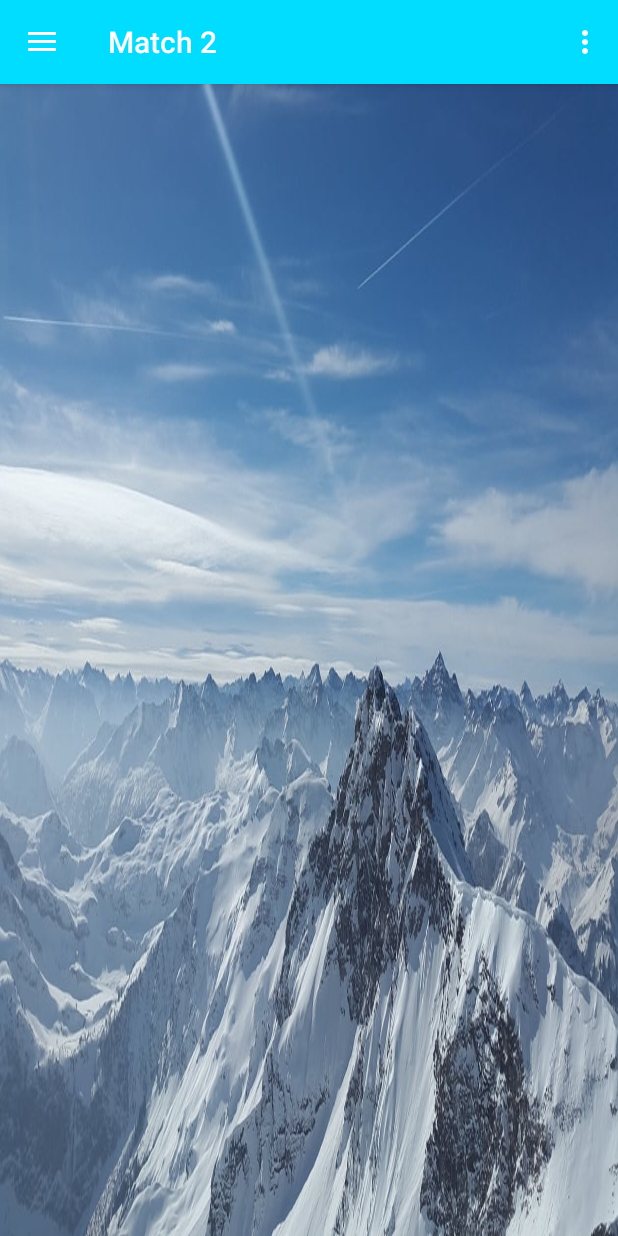
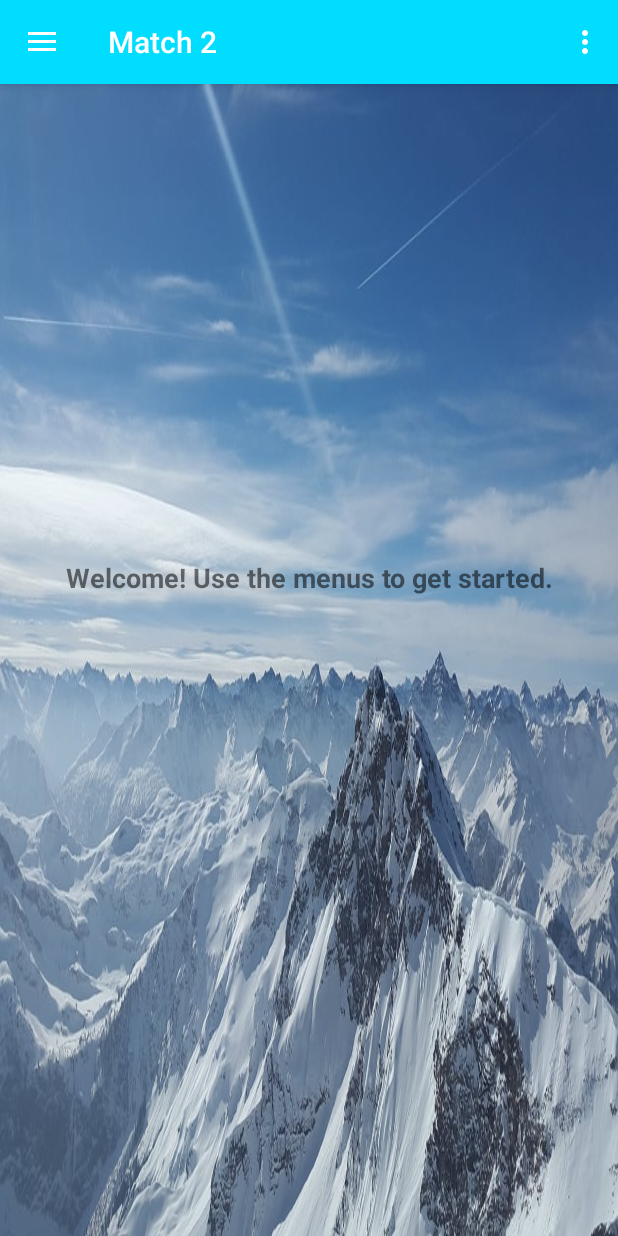
Before and after one commit to jyorkcar81/MemoryMatcher, an Android app: the screen it shows after launch (MainActivity), in the options menu, after a tap on "Tutorial", on a phone screen of 412 x 824 dp. Run offline under Robolectric (Android 15) with nearby library versions, the light colour scheme and no system bars.

Commit message:
DB semi-functional.  VideoView not able to play videos.  Minor adjustments to UI.  Dialog is ready.

```diff
--- a/app/src/main/java/com/example/amd/memorymatcher/activities/MainActivity.java
+++ b/app/src/main/java/com/example/amd/memorymatcher/activities/MainActivity.java
@@ -2,6 +2,7 @@ package com.example.amd.memorymatcher.activities;
 
 
 import android.content.Intent;
+import android.content.res.Configuration;
 import android.os.Bundle;
 import android.support.design.widget.FloatingActionButton;
 import android.support.design.widget.Snackbar;
@@ -71,6 +72,12 @@ public class MainActivity extends AppCompatActivity implements NavigationView.On
 
         NavigationView navigationView = (NavigationView) findViewById(R.id.nav_view);
         navigationView.setNavigationItemSelectedListener(this);
+
+
+
+
+
+
     }
 
     @Override
@@ -98,18 +105,7 @@ public class MainActivity extends AppCompatActivity implements NavigationView.On
         int id = item.getItemId();
 
 
-        switch(id)
-        {
-            case R.id.nav_about:
-                return true;
-            case R.id.nav_highscores:
-                return true;
-            case R.id.nav_tutorial:
-                return true;
-            default:
-                return true;
-        }
-
+        return true;
 
         //noinspection SimplifiableIfStatement
         /*if (id == R.id.action_settings) {
@@ -136,7 +132,7 @@ public class MainActivity extends AppCompatActivity implements NavigationView.On
 
             nextFragment = GAME_FRAGMENT;
 
-            msg("2by2");
+
         }
         else if (id == R.id.nav_3by3)
         {
@@ -149,7 +145,7 @@ public class MainActivity extends AppCompatActivity implements NavigationView.On
 
             nextFragment = GAME_FRAGMENT;
 
-            msg("3by3");
+
         }
         else if (id == R.id.nav_4by4)
         {
@@ -162,7 +158,7 @@ public class MainActivity extends AppCompatActivity implements NavigationView.On
 
             nextFragment = GAME_FRAGMENT;
 
-            msg("4by4");
+
         }
         else if (id == R.id.nav_tutorial)
         {
@@ -170,7 +166,7 @@ public class MainActivity extends AppCompatActivity implements NavigationView.On
 
             nextFragment = TUTORIAL_FRAGMENT;
 
-            msg("Tutorial");
+
         }
         else if (id == R.id.nav_highscores)
         {
@@ -178,7 +174,7 @@ public class MainActivity extends AppCompatActivity implements NavigationView.On
 
             nextFragment = HIGH_SCORES_FRAGMENT;
 
-            msg("High Scores");
+
 
 
            // startActivity(new Intent(this,HighScores.class));
@@ -189,7 +185,7 @@ public class MainActivity extends AppCompatActivity implements NavigationView.On
 
             nextFragment = ABOUT_FRAGMENT;
 
-            msg("About");
+
         }
         else
         {
@@ -237,7 +233,7 @@ public class MainActivity extends AppCompatActivity implements NavigationView.On
                 return new HighScoresFragment();
 
             default:
-                return new AboutFragment();//MainFragment();
+                return new AboutFragment();
         }
     }
 
@@ -282,8 +278,29 @@ public class MainActivity extends AppCompatActivity implements NavigationView.On
 
 
 
+/*
+    @Override
+    public void onConfigurationChanged(Configuration newConfig) {
+        super.onConfigurationChanged(newConfig);
+
+        // Checks the orientation of the screen
+        if (newConfig.orientation == Configuration.ORIENTATION_LANDSCAPE) {
+            Toast.makeText(this, "landscape", Toast.LENGTH_SHORT).show();
+        } else if (newConfig.orientation == Configuration.ORIENTATION_PORTRAIT){
+            Toast.makeText(this, "portrait", Toast.LENGTH_SHORT).show();
+        }
+    }
 
 
 
 
+            int currentOrientation = getResources().getConfiguration().orientation;
+        // Checks the orientation of the screen
+        if (currentOrientation == Configuration.ORIENTATION_LANDSCAPE) {
+            Toast.makeText(this, "landscape", Toast.LENGTH_SHORT).show();
+        } else if (currentOrientation == Configuration.ORIENTATION_PORTRAIT){
+            Toast.makeText(this, "portrait", Toast.LENGTH_SHORT).show();
+        }
+*/
+
 }
--- a/app/src/main/res/layout/content_main.xml
+++ b/app/src/main/res/layout/content_main.xml
@@ -22,4 +22,27 @@
     </android.support.constraint.ConstraintLayout>
 -->
 
+    <android.support.constraint.ConstraintLayout
+        android:layout_width="match_parent"
+        android:layout_height="match_parent">
+
+        <TextView
+            android:id="@+id/textView23"
+            android:layout_width="wrap_content"
+            android:layout_height="wrap_content"
+            android:layout_marginBottom="8dp"
+            android:layout_marginLeft="8dp"
+            android:layout_marginRight="8dp"
+            android:layout_marginTop="8dp"
+            android:text="@string/welcome"
+            android:textAlignment="textStart"
+            android:textAllCaps="false"
+            android:textSize="18sp"
+            android:textStyle="bold"
+            app:layout_constraintBottom_toBottomOf="parent"
+            app:layout_constraintLeft_toLeftOf="parent"
+            app:layout_constraintRight_toRightOf="parent"
+            app:layout_constraintTop_toTopOf="parent"
+            app:layout_constraintVertical_bias="0.424" />
+    </android.support.constraint.ConstraintLayout>
 </FrameLayout>
--- a/app/src/main/res/menu/activity_main_drawer.xml
+++ b/app/src/main/res/menu/activity_main_drawer.xml
@@ -21,17 +21,20 @@
         <item
             android:id="@+id/nav_tutorial"
 
-            android:title="@string/nav_tutorial" />
+            android:title="@string/nav_tutorial"
+            app:showAsAction="ifRoom" />
 
         <item
             android:id="@+id/nav_highscores"
 
-            android:title="@string/nav_highscores" />
+            android:title="@string/nav_highscores"
+            app:showAsAction="ifRoom" />
 
         <item
             android:id="@+id/nav_about"
 
-            android:title="@string/nav_about" />
+            android:title="@string/nav_about"
+            app:showAsAction="ifRoom" />
     </group>
 
 </menu>
--- a/app/src/main/res/values/strings.xml
+++ b/app/src/main/res/values/strings.xml
@@ -50,4 +50,7 @@
     <!-- Delete DB -->
     <string name="delete_db">Delete All Scores</string>
 
+    <!-- Welcome message when app is first displayed -->
+    <string name="welcome">Welcome!  Use the menus to get started.</string>
+
 </resources>
```
Also changed, not shown: app/src/main/java/com/example/amd/memorymatcher/fragments/GameFragment.java (+1 -14 lines), app/src/main/java/com/example/amd/memorymatcher/fragments/HighScoresFragment.java (+5 -7 lines), app/src/main/res/drawable/car1.jpeg (deleted), app/src/main/res/drawable/car10.jpeg (deleted), app/src/main/res/drawable/car11.jpg (deleted), app/src/main/res/drawable/car12.jpeg (deleted), app/src/main/res/drawable/car13.jpeg (deleted), app/src/main/res/drawable/car14.jpg (deleted), app/src/main/res/drawable/car16.jpeg (deleted), app/src/main/res/drawable/car2.jpeg (deleted), app/src/main/res/drawable/car3.jpeg (deleted), app/src/main/res/drawable/car4.jpeg (deleted), app/src/main/res/drawable/car5.jpeg (deleted), app/src/main/res/drawable/car7.jpeg (deleted), 2 more files.
